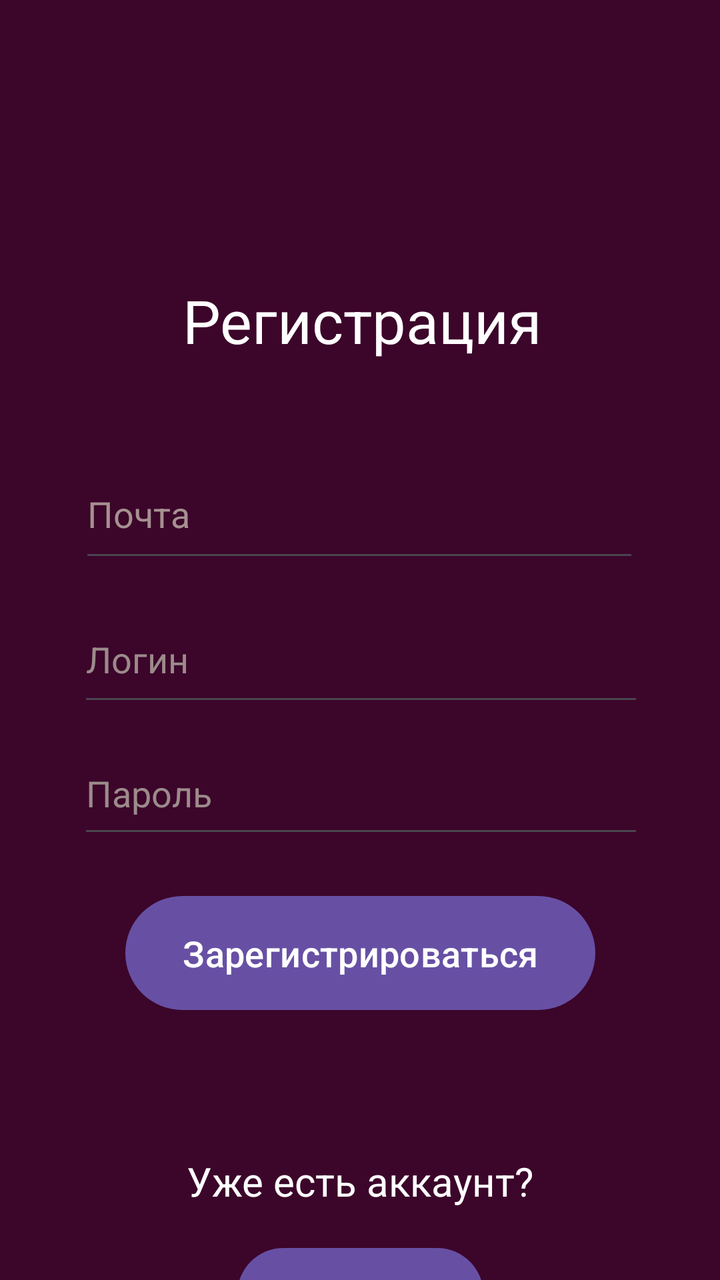
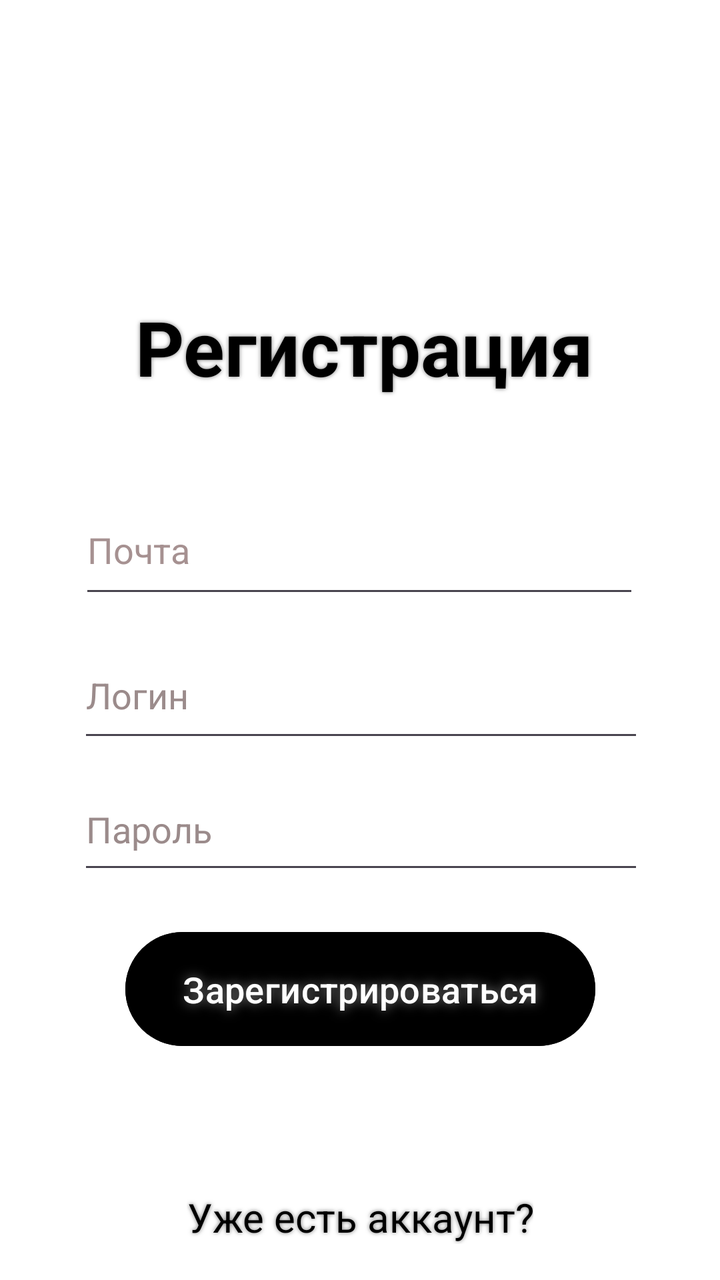

An Android layout rendered at two revisions. The XML below is the earlier revision; the diff shows what the commit changed to produce the second picture.
<!-- AndroidManifest.xml: application theme Theme.PipesDetector -->
<!-- res/layout/activity_registration.xml -->
<?xml version="1.0" encoding="utf-8"?>
<androidx.constraintlayout.widget.ConstraintLayout xmlns:android="http://schemas.android.com/apk/res/android"
    xmlns:app="http://schemas.android.com/apk/res-auto"
    xmlns:tools="http://schemas.android.com/tools"
    android:id="@+id/main"
    android:layout_width="match_parent"
    android:background="#3c052a"
    android:layout_height="match_parent"
    tools:context=".RegistrationActivity">


    <EditText
        android:id="@+id/EmailAddress"
        android:layout_width="280dp"
        android:layout_height="61dp"
        android:layout_marginTop="36dp"
        android:ems="10"
        android:hint="Почта"
        android:inputType="textEmailAddress"
        android:textColor="@color/white"
        android:textColorHint="#A69191"
        app:layout_constraintEnd_toEndOf="parent"
        app:layout_constraintHorizontal_bias="0.496"
        app:layout_constraintStart_toStartOf="parent"
        app:layout_constraintTop_toBottomOf="@+id/RegistrationText"
        tools:ignore="MissingConstraints" />

    <TextView
        android:id="@+id/RegistrationText"
        android:layout_width="186dp"
        android:layout_height="49dp"
        android:layout_marginTop="140dp"
        android:text="Регистрация"
        android:textColor="@color/white"
        android:textSize="30sp"
        app:layout_constraintEnd_toEndOf="parent"
        app:layout_constraintHorizontal_bias="0.524"
        app:layout_constraintStart_toStartOf="parent"
        app:layout_constraintTop_toTopOf="parent"
        tools:ignore="MissingConstraints" />

    <EditText
        android:id="@+id/UserLoginRegistrationScreen"
        android:layout_width="283dp"
        android:layout_height="60dp"
        android:layout_marginTop="12dp"
        android:ems="10"
        android:hint="Логин"
        android:inputType="text"
        android:text=""
        android:textColor="@color/white"
        android:textColorHint="#9B8B8B"
        app:layout_constraintEnd_toEndOf="parent"
        app:layout_constraintHorizontal_bias="0.507"
        app:layout_constraintStart_toStartOf="parent"
        app:layout_constraintTop_toBottomOf="@+id/EmailAddress"
        tools:ignore="MissingConstraints" />

    <EditText
        android:id="@+id/UserPasswordRegistrationScreen"
        android:layout_width="283dp"
        android:layout_height="58dp"
        android:layout_marginTop="8dp"
        android:ems="10"
        android:hint="Пароль"
        android:inputType="text"
        android:text=""
        android:textColor="@color/white"
        android:textColorHint="#9B8B8B"
        app:layout_constraintEnd_toEndOf="parent"
        app:layout_constraintHorizontal_bias="0.507"
        app:layout_constraintStart_toStartOf="parent"
        app:layout_constraintTop_toBottomOf="@+id/UserLoginRegistrationScreen"
        tools:ignore="MissingConstraints" />

    <Button
        android:id="@+id/RegInButton"
        android:layout_width="235dp"
        android:layout_height="65dp"
        android:layout_marginTop="20dp"
        android:text="Зарегистрироваться"
        android:textSize="18sp"
        app:layout_constraintEnd_toEndOf="parent"
        app:layout_constraintStart_toStartOf="parent"
        app:layout_constraintTop_toBottomOf="@+id/UserPasswordRegistrationScreen"
        tools:ignore="MissingConstraints" />

    <TextView
        android:id="@+id/HaveAccountText"
        android:layout_width="wrap_content"
        android:layout_height="wrap_content"
        android:layout_marginTop="68dp"
        android:text="Уже есть аккаунт?"
        android:textColor="@color/white"
        android:textSize="20sp"
        app:layout_constraintEnd_toEndOf="parent"
        app:layout_constraintStart_toStartOf="parent"
        app:layout_constraintTop_toBottomOf="@+id/RegInButton"
        tools:ignore="MissingConstraints" />

    <Button
        android:id="@+id/ToLogInScreen"
        android:layout_width="123dp"
        android:layout_height="54dp"
        android:layout_marginTop="16dp"
        android:text="Войти"
        android:textSize="16sp"
        app:layout_constraintEnd_toEndOf="parent"
        app:layout_constraintStart_toStartOf="parent"
        app:layout_constraintTop_toBottomOf="@+id/HaveAccountText"
        tools:ignore="MissingConstraints" />

</androidx.constraintlayout.widget.ConstraintLayout>
<!-- resources referenced by this layout -->
<resources>
  <color name="white">#FFFFFFFF</color>
  <style name="Theme.PipesDetector" parent="Base.Theme.PipesDetector" />
  <style name="Base.Theme.PipesDetector" parent="Theme.Material3.DayNight.NoActionBar">
          
          
      </style>
</resources>

<!-- the commit's change to res/layout/activity_registration.xml (unified diff, before → after) -->
@@ -4,7 +4,7 @@
     xmlns:tools="http://schemas.android.com/tools"
     android:id="@+id/main"
     android:layout_width="match_parent"
-    android:background="#3c052a"
+    android:background="#FFFFFF"
     android:layout_height="match_parent"
     tools:context=".RegistrationActivity">
 
@@ -27,12 +27,16 @@
 
     <TextView
         android:id="@+id/RegistrationText"
-        android:layout_width="186dp"
-        android:layout_height="49dp"
+        android:layout_width="275dp"
+        android:layout_height="67dp"
         android:layout_marginTop="140dp"
+        android:gravity="center"
+        android:shadowColor="#7A7A7A"
+        android:shadowRadius="5"
         android:text="Регистрация"
-        android:textColor="@color/white"
-        android:textSize="30sp"
+        android:textColor="@color/black"
+        android:textSize="38sp"
+        android:textStyle="bold"
         app:layout_constraintEnd_toEndOf="parent"
         app:layout_constraintHorizontal_bias="0.524"
         app:layout_constraintStart_toStartOf="parent"
@@ -78,6 +82,10 @@
         android:layout_width="235dp"
         android:layout_height="65dp"
         android:layout_marginTop="20dp"
+        android:shadowColor="#818080"
+        android:backgroundTint="#000000"
+        android:gravity="center"
+        android:shadowRadius="14"
         android:text="Зарегистрироваться"
         android:textSize="18sp"
         app:layout_constraintEnd_toEndOf="parent"
@@ -91,7 +99,10 @@
         android:layout_height="wrap_content"
         android:layout_marginTop="68dp"
         android:text="Уже есть аккаунт?"
-        android:textColor="@color/white"
+        android:shadowColor="#7A7A7A"
+        android:gravity="center"
+        android:shadowRadius="5"
+        android:textColor="@color/black"
         android:textSize="20sp"
         app:layout_constraintEnd_toEndOf="parent"
         app:layout_constraintStart_toStartOf="parent"
@@ -100,9 +111,11 @@
 
     <Button
         android:id="@+id/ToLogInScreen"
-        android:layout_width="123dp"
-        android:layout_height="54dp"
+        android:layout_width="131dp"
+        android:layout_height="58dp"
         android:layout_marginTop="16dp"
+        android:backgroundTint="#000000"
+        android:gravity="center"
         android:text="Войти"
         android:textSize="16sp"
         app:layout_constraintEnd_toEndOf="parent"
<!-- resource entries referenced after the edit -->
@@ -1,5 +1,6 @@
 <!-- resources referenced by this layout -->
 <resources>
+  <color name="black">#FF000000</color>
   <color name="white">#FFFFFFFF</color>
   <style name="Theme.PipesDetector" parent="Base.Theme.PipesDetector" />
   <style name="Base.Theme.PipesDetector" parent="Theme.Material3.DayNight.NoActionBar">
